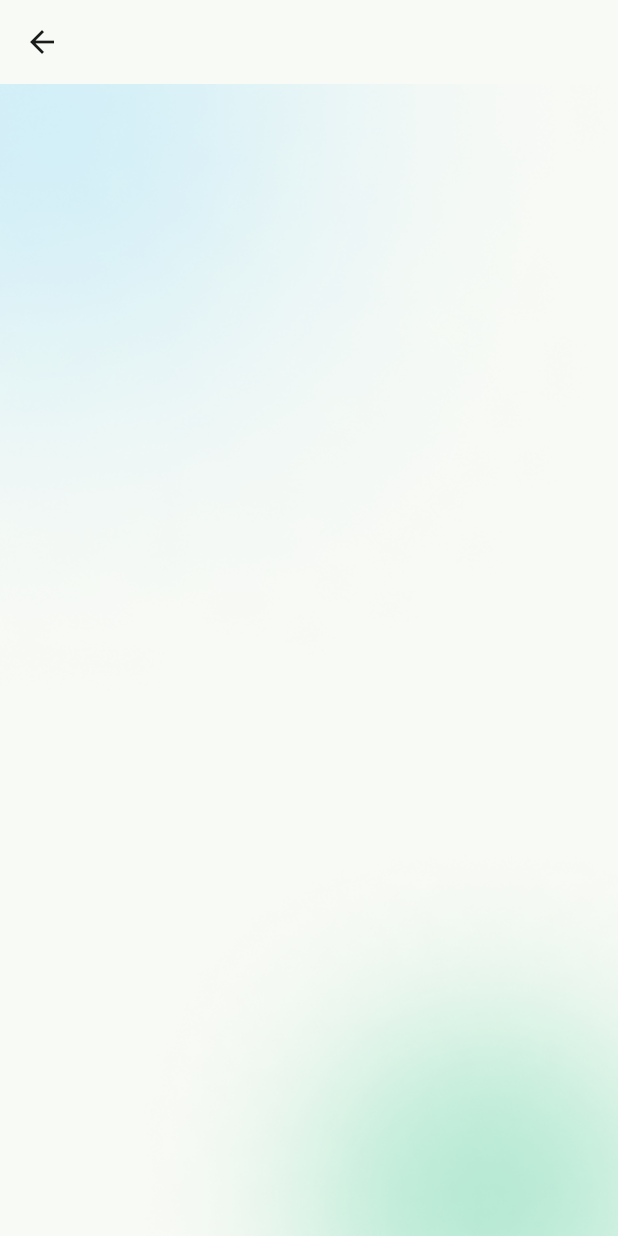
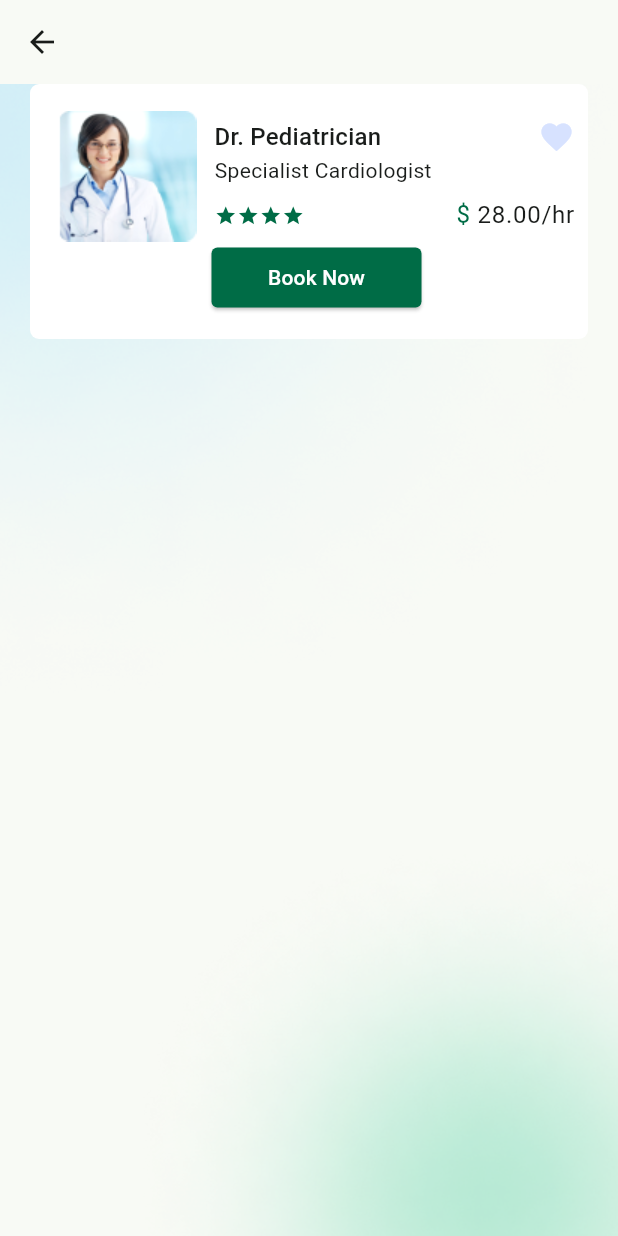
Before and after one commit to majidfathi69/DoctorHunt, a Flutter app: the DoctorDetailsView screen opened by its route, on a phone screen of 412 x 824 dp. Run offline on Flutter 3.47's test engine with Material 2 defaults, Android fonts, the phone set to English and light mode, and no system bars; our stand-ins replace get.

Commit message:
build Doctor Details

```diff
--- a/lib/app/modules/doctor_details/views/doctor_details_view.dart
+++ b/lib/app/modules/doctor_details/views/doctor_details_view.dart
@@ -18,7 +18,7 @@ class DoctorDetailsView extends GetView<DoctorDetailsController> {
         ),
         child: ListView(
           children: const [
-            // DoctorDetails(),
+            DoctorDetails(),
             SizedBox(height: 25),
             // DoctorState(),
             SizedBox(height: 25),
@@ -69,6 +69,128 @@ class DoctorDetails extends StatelessWidget {
   @override
   Widget build(BuildContext context) {
     // TODO: implement build
-    throw UnconstrainedBox();
+    return Padding(
+      padding: const EdgeInsets.symmetric(horizontal: 20),
+      child: Container(
+        width: 335,
+        height: 170,
+        decoration: BoxDecoration(
+            color: Theme.of(context).colorScheme.onPrimary,
+            borderRadius: BorderRadius.circular(6)),
+        child: const DoctorDetail(),
+      ),
+    );
   }
 }
+
+class DoctorDetail extends StatelessWidget {
+  const DoctorDetail({
+    super.key,
+  });
+
+  @override
+  Widget build(BuildContext context) {
+    return Padding(
+      padding: const EdgeInsets.fromLTRB(19, 18, 9, 17),
+      child: Column(
+        mainAxisAlignment: MainAxisAlignment.spaceBetween,
+        crossAxisAlignment: CrossAxisAlignment.center,
+        children: [
+          Row(
+            children: [
+              Image.asset('lib/assets/image/DoctorDetails.png'),
+              const SizedBox(
+                width: 12,
+              ),
+              Expanded(
+                child: Column(
+                  crossAxisAlignment: CrossAxisAlignment.start,
+                  mainAxisAlignment: MainAxisAlignment.center,
+                  children: [
+                    Row(
+                      mainAxisAlignment: MainAxisAlignment.spaceBetween,
+                      crossAxisAlignment: CrossAxisAlignment.start,
+                      children: [
+                        Column(
+                          crossAxisAlignment: CrossAxisAlignment.start,
+                          children: [
+                            Text(
+                              'Dr. Pediatrician',
+                              style: Theme.of(context).textTheme.titleMedium,
+                            ),
+                            Text(
+                              'Specialist Cardiologist',
+                              style: Theme.of(context).textTheme.bodyMedium,
+                            ),
+                          ],
+                        ),
+                        Icon(
+                          Icons.favorite,
+                          color:
+                              Theme.of(context).colorScheme.tertiaryContainer,
+                        )
+                      ],
+                    ),
+                    const SizedBox(
+                      height: 8,
+                    ),
+                    Row(
+                      mainAxisAlignment: MainAxisAlignment.spaceBetween,
+                      crossAxisAlignment: CrossAxisAlignment.center,
+                      children: [
+                        Row(
+                          children: [
+                            for (int i = 0; i < 4; i++)
+                              Icon(
+                                Icons.star,
+                                size: 15,
+                                color: Theme.of(context).colorScheme.primary,
+                              ),
+                            Icon(
+                              Icons.star,
+                              size: 15,
+                              color: Theme.of(context).colorScheme.onPrimary,
+                            ),
+                          ],
+                        ),
+                        RichText(
+                          text: TextSpan(
+                            children: [
+                              TextSpan(
+                                text: '\$',
+                                style: Theme.of(context)
+                                    .textTheme
+                                    .bodyLarge!
+                                    .copyWith(
+                                        color: Theme.of(context)
+                                            .colorScheme
+                                            .primary),
+                              ),
+                              TextSpan(
+                                text: ' 28.00/hr',
+                                style: Theme.of(context).textTheme.bodyLarge,
+                              )
+                              //TODO colors
+                            ],
+                          ),
+                        ),
+                      ],
+                    ),
+                  ],
+                ),
+              )
+            ],
+          ),
+          ElevatedButton(
+            onPressed: () {},
+            style: ElevatedButton.styleFrom(
+                fixedSize: const Size(140, 32),
+                shape: RoundedRectangleBorder(
+                    borderRadius: BorderRadius.circular(4))),
+            child: const Text('Book Now'),
+          ),
+        ],
+      ),
+    );
+  }
+}
```
Also changed, not shown: lib/assets/image/DoctorDetails.png (added).
